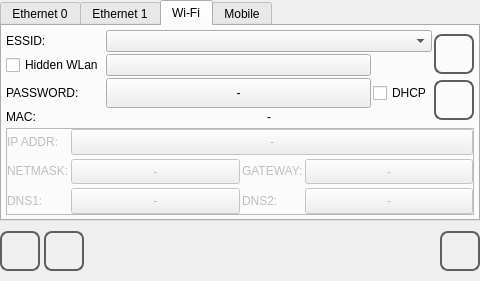
Above: qt_library/ATCMsystem/net_conf.ui from MECTsrl/mect_plugins before the change. Below: the same form after it.
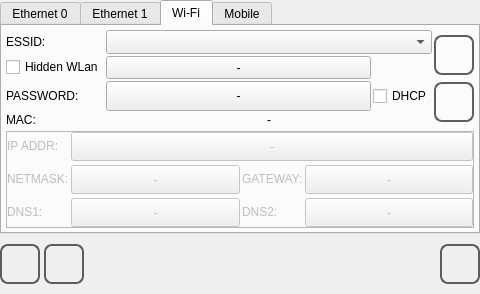
That is the form after the change. Icons and pictures are not drawn.

Commit message: Issue 79-EST-2019-07-17	Reti wifi nascoste

Diff of the .ui file:
```diff
--- a/qt_library/ATCMsystem/net_conf.ui
+++ b/qt_library/ATCMsystem/net_conf.ui
@@ -7,7 +7,7 @@
     <x>0</x>
     <y>0</y>
     <width>480</width>
-    <height>281</height>
+    <height>294</height>
    </rect>
   </property>
   <property name="sizePolicy">
@@ -745,9 +745,15 @@
             </widget>
            </item>
            <item row="1" column="2">
-            <widget class="QPushButton" name="pushButton_hidden_WLan">
+            <widget class="QPushButton" name="pushButton_hidden_wlan0">
+             <property name="sizePolicy">
+              <sizepolicy hsizetype="Expanding" vsizetype="MinimumExpanding">
+               <horstretch>0</horstretch>
+               <verstretch>0</verstretch>
+              </sizepolicy>
+             </property>
              <property name="text">
-              <string/>
+              <string notr="true">-</string>
              </property>
             </widget>
            </item>
```
Left out of the diff: 4 changed lines with no effect on the pictures. The commit also changes 2 other files.
